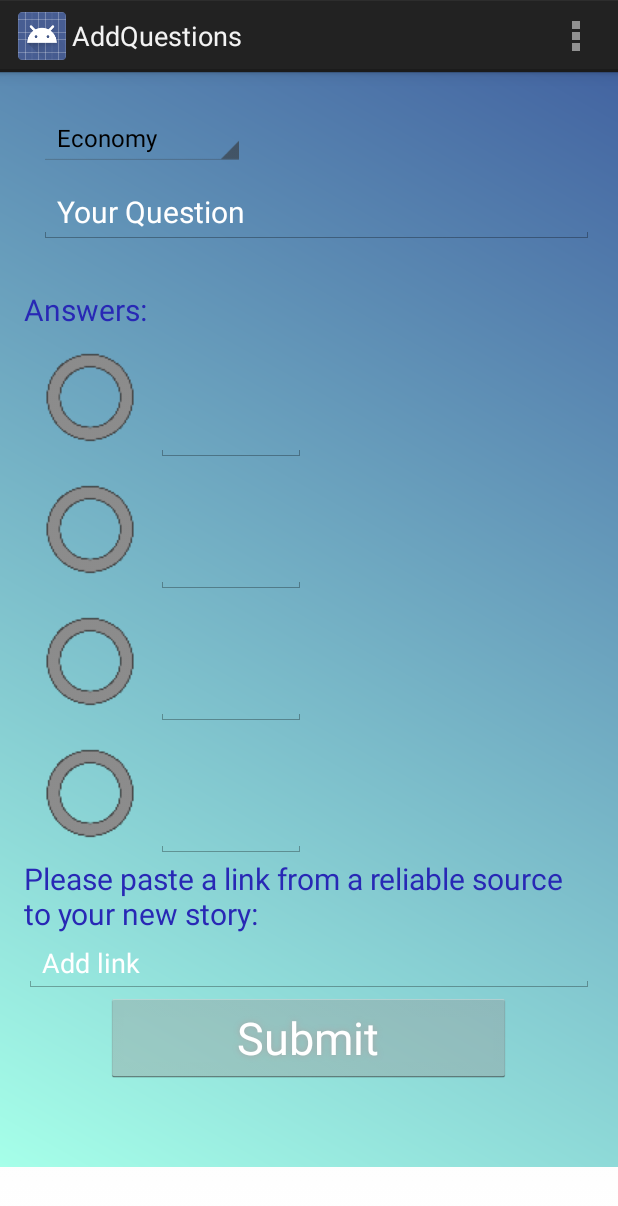
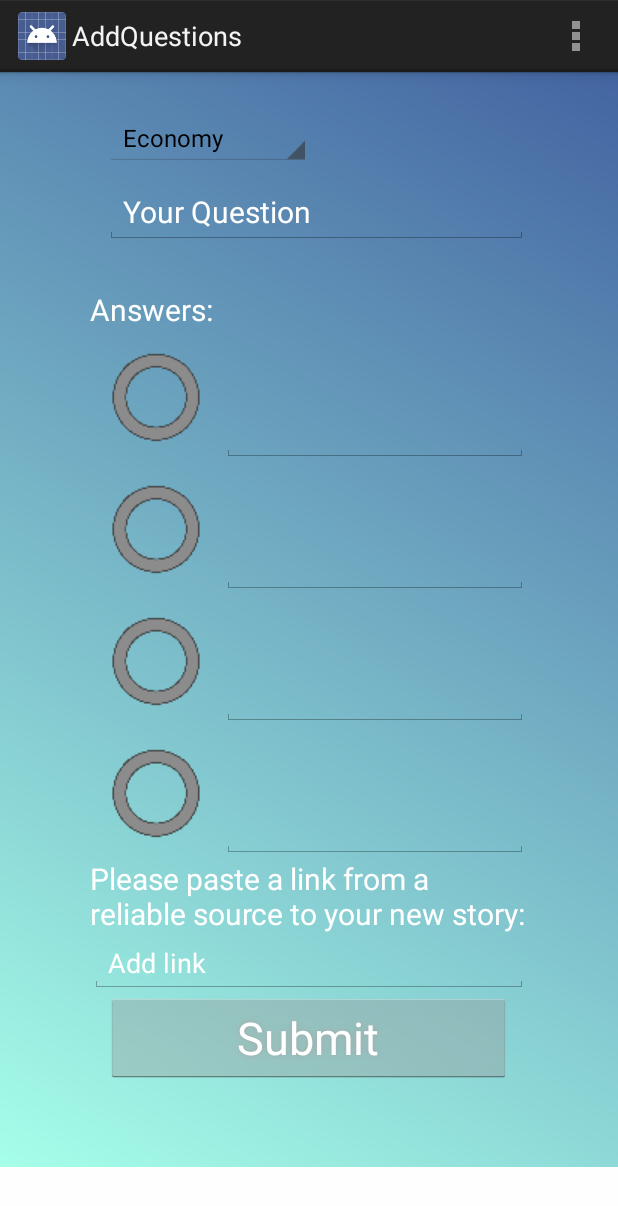
Before and after one commit to Kriss92/LearnNews, an Android app: the AddQuestionsActivity screen opened directly, with no data from a screen before it, on a phone screen of 412 x 824 dp. Shown: the top 1206 px of the screen. Run offline under Robolectric (Android 15) with nearby library versions, the light colour scheme and no system bars.

Commit message:
text colour and text editor line

```diff
--- a/app/src/main/res/layout/activity_add_questions.xml
+++ b/app/src/main/res/layout/activity_add_questions.xml
@@ -6,8 +6,8 @@
     xmlns:tools="http://schemas.android.com/tools"
     android:layout_width="match_parent"
     android:layout_height="match_parent"
-    android:paddingLeft="@dimen/activity_horizontal_margin"
-    android:paddingRight="@dimen/activity_horizontal_margin"
+    android:paddingLeft="60dp"
+    android:paddingRight="60dp"
     android:paddingTop="@dimen/activity_vertical_margin"
     android:paddingBottom="@dimen/activity_vertical_margin"
     android:background="@drawable/background"
@@ -28,7 +28,7 @@
         android:layout_width="match_parent"
         android:layout_height="wrap_content"
         android:textSize="20dp"
-        android:textColor="@color/text"
+        android:textColor="@color/q_page"
         android:layout_marginLeft="10dp"
         android:layout_marginTop="10dp"
         android:hint="Your Question"
@@ -38,11 +38,12 @@
         android:id="@+id/answers"
         android:text="@string/answers"
         android:layout_below="@+id/add_questions_text"
-        android:layout_width="wrap_content"
+        android:layout_width="match_parent"
         android:layout_height="wrap_content"
         android:layout_marginTop="30dp"
         android:textSize="20dp"
-        android:textColor="@color/text"/>
+        android:textColor="@color/q_page"
+        />
 
     <RadioButton android:id="@+id/button_a"
         android:layout_width="wrap_content"
@@ -54,12 +55,12 @@
 
     <EditText
         android:id="@+id/answer_a"
-        android:layout_width="@dimen/answer_length"
+        android:layout_width="match_parent"
         android:layout_height="wrap_content"
         android:layout_toRightOf="@+id/button_a"
         android:layout_alignBottom="@id/button_a"
         android:tag="A"
-        android:textColor="@color/text"
+        android:textColor="@color/q_page"
         />
 
 
@@ -73,12 +74,12 @@
 
     <EditText
         android:id="@+id/answer_b"
-        android:layout_width="@dimen/answer_length"
+        android:layout_width="match_parent"
         android:layout_height="wrap_content"
         android:layout_toRightOf="@+id/button_b"
         android:layout_alignBottom="@id/button_b"
         android:tag="B"
-        android:textColor="@color/text"/>
+        android:textColor="@color/q_page"/>
 
     <RadioButton android:id="@+id/button_c"
         android:layout_width="wrap_content"
@@ -89,12 +90,12 @@
 
     <EditText
         android:id="@+id/answer_c"
-        android:layout_width="@dimen/answer_length"
+        android:layout_width="match_parent"
         android:layout_height="wrap_content"
         android:layout_toRightOf="@+id/button_c"
         android:layout_alignBottom="@id/button_c"
         android:tag="C"
-        android:textColor="@color/text"
+        android:textColor="@color/q_page"
         />
 
     <RadioButton
@@ -107,7 +108,7 @@
 
     <EditText
         android:id="@+id/answer_d"
-        android:layout_width="@dimen/answer_length"
+        android:layout_width="match_parent"
         android:layout_height="wrap_content"
         android:layout_toRightOf="@+id/button_d"
         android:layout_alignBottom="@id/button_d"
@@ -123,7 +124,7 @@
         android:layout_height="wrap_content"
         android:layout_alignLeft="@+id/button_d"
         android:textSize="20dp"
-        android:textColor="@color/text"
+        android:textColor="@color/q_page"
         android:layout_centerHorizontal="true"/>
     <EditText
         android:id="@+id/link_text"
@@ -139,7 +140,7 @@
         android:layout_below="@id/link_text"
         android:text="@string/submit_button"
         android:layout_centerHorizontal="true"
-        android:textColor="#FFFFFF"
+        android:textColor="@color/q_page"
         android:textSize="30sp"
         android:layout_width="270dp"
         android:layout_height="60dp"
--- a/app/src/main/res/values/colors.xml
+++ b/app/src/main/res/values/colors.xml
@@ -4,6 +4,7 @@
     <color name="selected_category">#5C5E5E</color>
     <color name="header">#303A75</color>
     <color name="text">#2828B5</color>
+    <color name="q_page">#FFFFFF</color>
     <color name="question_background">#80B0FF</color>
     <color name="hint">#4D89C9</color>
 </resources>
--- a/app/src/main/res/values/dimens.xml
+++ b/app/src/main/res/values/dimens.xml
@@ -8,9 +8,9 @@
     <dimen name="app_name_menu">40sp</dimen>
     <dimen name="handle_width">88dip</dimen>
     <dimen name="handle_height">44dip</dimen>
-    <dimen name="answer_length">100sp</dimen>
-    <dimen name="question_length">100sp</dimen>
-    <dimen name="link_length">100sp</dimen>
+    <dimen name="answer_length">150dp</dimen>
+    <dimen name="question_length">300dp</dimen>
+    <dimen name="link_length">200dp</dimen>
     <dimen name="padding_size">10dp</dimen>
 
 
```
